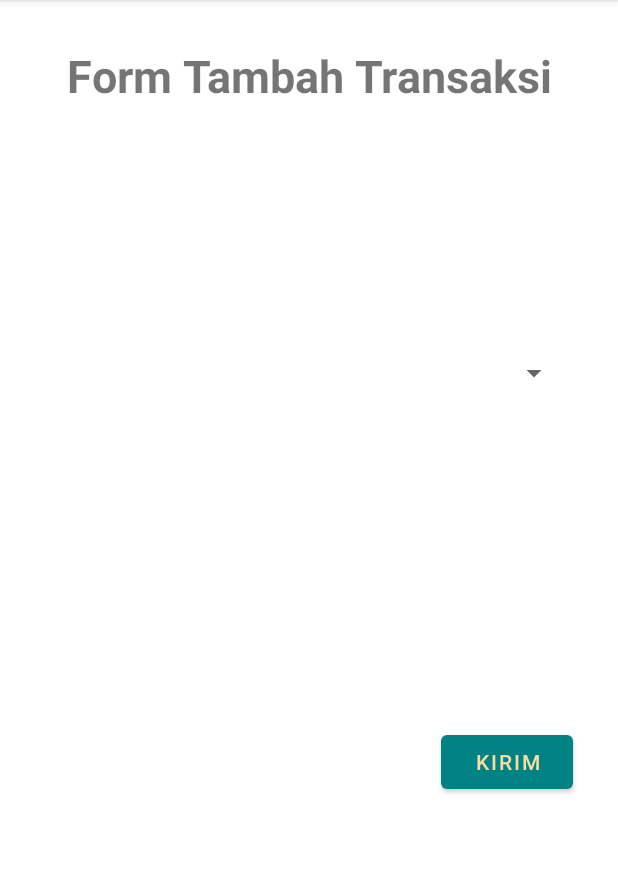
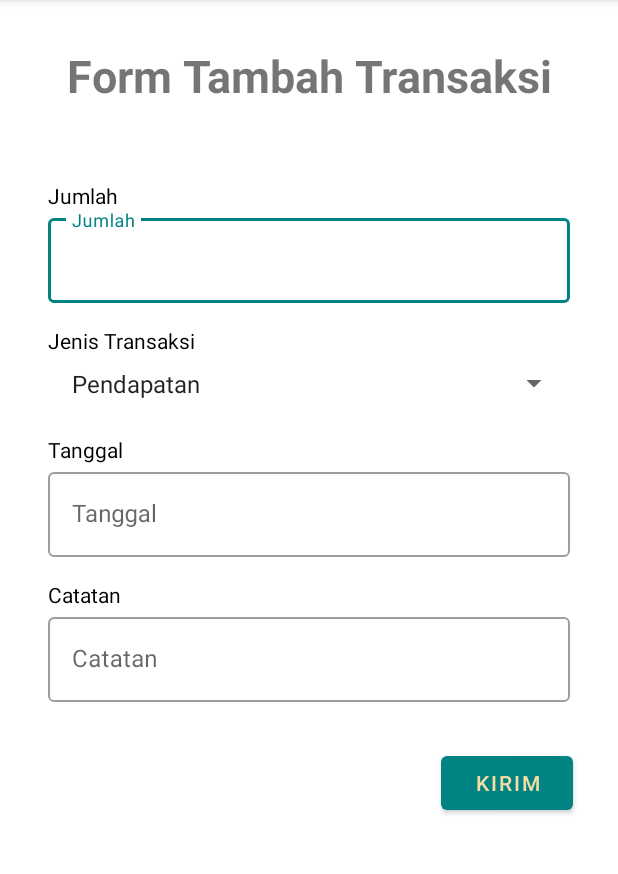
Before and after one commit to dorizx/SelenaApp, an Android app: the FormAddTransactionActivity screen opened directly, with no data from a screen before it, on a phone screen of 412 x 824 dp, the part 84-958 px from its top. Run offline under Robolectric (Android 15) with nearby library versions, the phone set to English and light mode, and no system bars.

Commit message:
update layout

```diff
--- a/app/src/main/java/com/example/selenaapp/ui/transaction/FormAddTransactionActivity.kt
+++ b/app/src/main/java/com/example/selenaapp/ui/transaction/FormAddTransactionActivity.kt
@@ -2,11 +2,7 @@ package com.example.selenaapp.ui.transaction
 
 import android.os.Bundle
 import android.widget.ArrayAdapter
-import androidx.activity.enableEdgeToEdge
 import androidx.appcompat.app.AppCompatActivity
-import androidx.core.view.ViewCompat
-import androidx.core.view.WindowInsetsCompat
-import com.example.selenaapp.R
 import com.example.selenaapp.databinding.ActivityFormAddTransactionBinding
 
 class FormAddTransactionActivity : AppCompatActivity() {
@@ -16,7 +12,7 @@ class FormAddTransactionActivity : AppCompatActivity() {
     override fun onCreate(savedInstanceState: Bundle?) {
         super.onCreate(savedInstanceState)
         binding = ActivityFormAddTransactionBinding.inflate(layoutInflater)
-        setContentView(R.layout.activity_form_add_transaction)
+        setContentView(binding.root)
 
         val transactionTypes = arrayOf("Pendapatan", "Penjualan")
         val adapter = ArrayAdapter(this, android.R.layout.simple_spinner_item, transactionTypes)
--- a/app/src/main/res/layout/activity_form_add_transaction.xml
+++ b/app/src/main/res/layout/activity_form_add_transaction.xml
@@ -25,7 +25,6 @@
         android:layout_height="wrap_content"
         android:layout_marginStart="32dp"
         android:layout_marginTop="50dp"
-        android:alpha="0"
         android:text="@string/amount"
         android:textColor="@color/black"
         app:layout_constraintStart_toStartOf="parent"
@@ -39,7 +38,6 @@
         android:layout_height="wrap_content"
         android:layout_marginStart="32dp"
         android:layout_marginEnd="32dp"
-        android:alpha="0"
         app:layout_constraintEnd_toEndOf="parent"
         app:layout_constraintStart_toStartOf="parent"
         app:layout_constraintTop_toBottomOf="@+id/tv_amount"
@@ -50,6 +48,7 @@
             android:layout_width="match_parent"
             android:layout_height="wrap_content"
             android:ems="10"
+            android:hint="@string/amount"
             android:inputType="text" />
     </com.google.android.material.textfield.TextInputLayout>
 
@@ -60,7 +59,6 @@
         android:layout_height="wrap_content"
         android:layout_marginStart="32dp"
         android:layout_marginTop="15dp"
-        android:alpha="0"
         android:text="@string/type_transaction"
         android:textColor="@color/black"
         app:layout_constraintStart_toStartOf="parent"
@@ -73,6 +71,7 @@
         android:layout_height="wrap_content"
         android:layout_marginStart="32dp"
         android:layout_marginEnd="32dp"
+        android:padding="8dp"
         app:layout_constraintEnd_toEndOf="parent"
         app:layout_constraintStart_toStartOf="parent"
         app:layout_constraintTop_toBottomOf="@+id/tv_type" />
@@ -84,7 +83,6 @@
         android:layout_height="wrap_content"
         android:layout_marginStart="32dp"
         android:layout_marginTop="15dp"
-        android:alpha="0"
         android:text="@string/date"
         android:textColor="@color/black"
         app:layout_constraintStart_toStartOf="parent"
@@ -98,7 +96,6 @@
         android:layout_height="wrap_content"
         android:layout_marginStart="32dp"
         android:layout_marginEnd="32dp"
-        android:alpha="0"
         app:layout_constraintEnd_toEndOf="parent"
         app:layout_constraintStart_toStartOf="parent"
         app:layout_constraintTop_toBottomOf="@+id/tv_date"
@@ -109,6 +106,7 @@
             android:layout_width="match_parent"
             android:layout_height="wrap_content"
             android:ems="10"
+            android:hint="@string/date"
             android:inputType="text" />
     </com.google.android.material.textfield.TextInputLayout>
 
@@ -119,7 +117,6 @@
         android:layout_height="wrap_content"
         android:layout_marginStart="32dp"
         android:layout_marginTop="15dp"
-        android:alpha="0"
         android:text="@string/notes"
         android:textColor="@color/black"
         app:layout_constraintStart_toStartOf="parent"
@@ -133,7 +130,6 @@
         android:layout_height="wrap_content"
         android:layout_marginStart="32dp"
         android:layout_marginEnd="32dp"
-        android:alpha="0"
         app:layout_constraintEnd_toEndOf="parent"
         app:layout_constraintStart_toStartOf="parent"
         app:layout_constraintTop_toBottomOf="@+id/tv_notes"
@@ -144,6 +140,7 @@
             android:layout_width="match_parent"
             android:layout_height="wrap_content"
             android:ems="10"
+            android:hint="@string/notes"
             android:inputType="text" />
     </com.google.android.material.textfield.TextInputLayout>
 
```
Also changed, not shown: app/src/main/java/com/example/selenaapp/ui/transaction/ChooseMethodTransactionActivity.kt (+11 -6 lines), app/src/main/java/com/example/selenaapp/ui/transaction/TransactionFragment.kt (+9 -0 lines).
